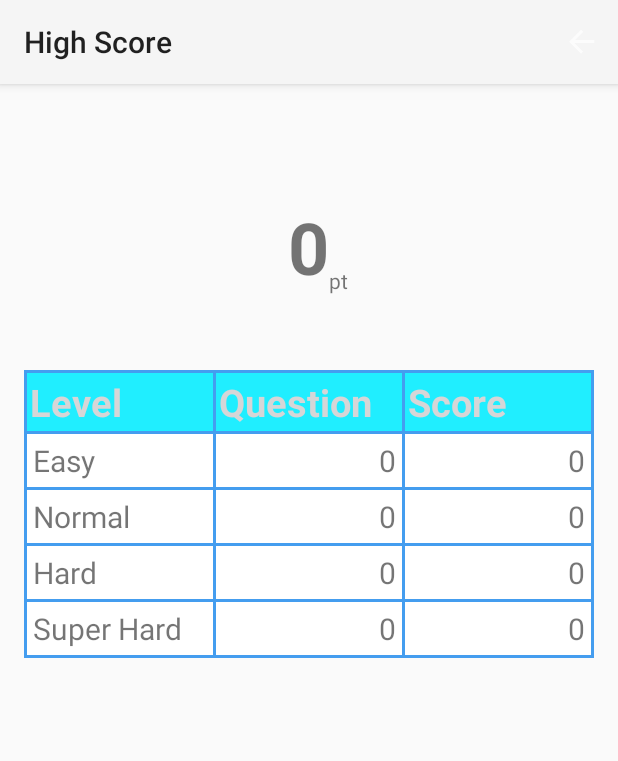
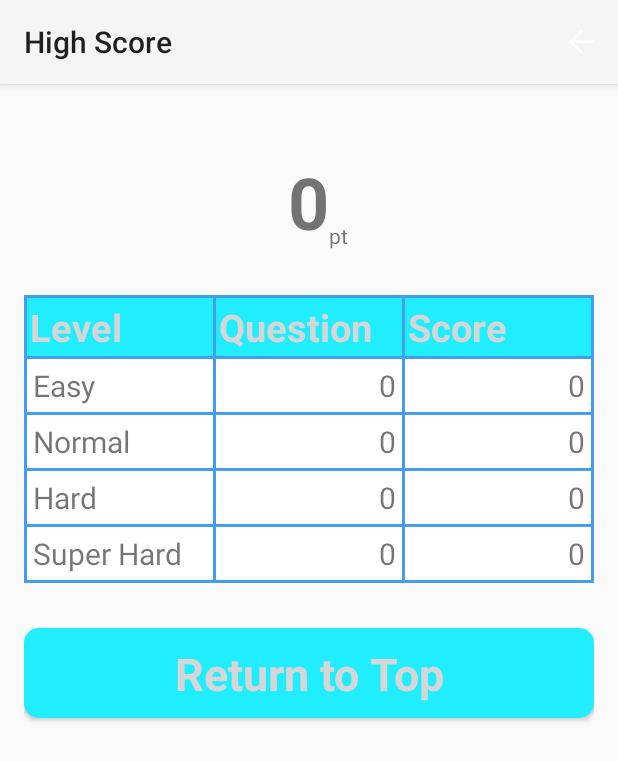
Before and after one commit to toru1055/SoundMemoryGame, an Android app: the HighScoreActivity screen opened directly, with no data from a screen before it, on a phone screen of 412 x 824 dp. Shown: the top 761 px of the screen. Run offline under Robolectric (Android 15) with nearby library versions, the phone set to English and light mode, and no system bars.

Commit message:
Minor changes

```diff
--- a/app/src/main/AndroidManifest.xml
+++ b/app/src/main/AndroidManifest.xml
@@ -23,14 +23,14 @@
         <activity
             android:name="jp.thotta.android.soundmemorygame.SelectModeActivity"
             android:exported="false"
-            android:label="@string/title_activity_game"
+            android:label="Select Mode"
             android:launchMode="singleTop"
             android:screenOrientation="portrait" >
         </activity>
         <activity
             android:name="jp.thotta.android.soundmemorygame.GameActivity"
             android:exported="false"
-            android:label="@string/title_activity_game"
+            android:label="Play Game"
             android:launchMode="singleTop"
             android:screenOrientation="portrait" >
         </activity>
--- a/app/src/main/java/jp/thotta/android/soundmemorygame/HighScoreActivity.java
+++ b/app/src/main/java/jp/thotta/android/soundmemorygame/HighScoreActivity.java
@@ -5,6 +5,8 @@ import android.os.Bundle;
 import android.util.Log;
 import android.view.Menu;
 import android.view.MenuItem;
+import android.view.View;
+import android.widget.Button;
 import android.widget.TextView;
 
 import jp.thotta.android.soundmemorygame.R;
@@ -20,6 +22,13 @@ public class HighScoreActivity extends Activity {
         TextView textHighScore = (TextView) findViewById(R.id.text_value_highscore);
         textHighScore.setText(String.valueOf(highScore));
         setResults(db);
+        Button buttonReturn = (Button)findViewById(R.id.button_return_to_top);
+        buttonReturn.setOnClickListener(new View.OnClickListener() {
+            @Override
+            public void onClick(View v) {
+                ((Activity)v.getContext()).finish();
+            }
+        });
     }
 
     private void setResults(ScoreRecordDBHelper db) {
--- a/app/src/main/res/layout/activity_high_score.xml
+++ b/app/src/main/res/layout/activity_high_score.xml
@@ -14,7 +14,7 @@
         android:layout_height="wrap_content"
         android:text="0"
         android:id="@+id/text_value_highscore"
-        android:layout_marginTop="60dp"
+        android:layout_marginTop="30dp"
         android:textSize="48dp"
         android:textStyle="bold"
         android:layout_alignParentTop="true"
@@ -34,7 +34,8 @@
         android:layout_centerHorizontal="true"
         android:layout_below="@+id/text_value_highscore"
         android:background="#449def"
-        android:layout_marginTop="50dp">
+        android:layout_marginTop="30dp"
+        android:id="@+id/tableLayout">
         <TableRow
             android:layout_width="fill_parent"
             android:layout_height="wrap_content"
@@ -225,4 +226,18 @@
                 android:gravity="right" />
         </TableRow>
     </TableLayout>
+
+    <Button
+        android:layout_width="fill_parent"
+        android:layout_height="60dp"
+        android:textAppearance="?android:attr/textAppearanceLarge"
+        android:text="Return to Top"
+        android:id="@+id/button_return_to_top"
+        android:background="@drawable/blue_button"
+        android:textSize="30dp"
+        android:layout_marginTop="30dp"
+        android:textStyle="bold"
+        android:textColor="@color/common_signin_btn_dark_text_default"
+        android:layout_below="@+id/tableLayout"
+        android:layout_centerHorizontal="true" />
 </RelativeLayout>
--- a/app/src/main/res/values/strings.xml
+++ b/app/src/main/res/values/strings.xml
@@ -5,7 +5,7 @@
     <string name="hello_world">Hello world!</string>
     <string name="action_settings">Settings</string>
     <string name="title_activity_game">PiPaPon!</string>
-    <string name="title_activity_top">Top</string>
+    <string name="title_activity_top">PiPaPon!</string>
     <string name="title_activity_high_score">High Score</string>
     <string name="title_activity_world_ranking">World Ranking</string>
 
```
